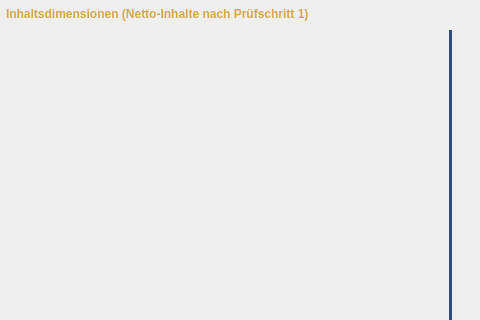
Qt form Structure/GUI/Section_Mod_Statistics_Content.ui (Looking4Git/Starfield_LOH) before a commit; both pictures show x 0 to 480 and y 0 to 320 of the 900 by 480 pixel window.
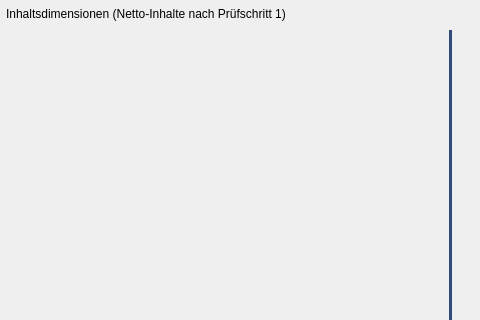
The same form after that commit.

Commit message: feat(ui): Standardisierung Inhaltsdiagramme, Theme-Tokens und polare Leader-Lines

Diff of the .ui file:
```diff
--- a/Structure/GUI/Section_Mod_Statistics_Content.ui
+++ b/Structure/GUI/Section_Mod_Statistics_Content.ui
@@ -36,9 +36,6 @@
     <layout class="QHBoxLayout" name="header_layout">
      <item>
       <widget class="QLabel" name="lbl_status">
-       <property name="styleSheet">
-        <string notr="true">color: #D7A64B; font-weight: bold; font-size: 12px;</string>
-       </property>
        <property name="text">
         <string>Inhaltsdimensionen (Netto-Inhalte nach Prüfschritt 1)</string>
        </property>
```
The commit also changes 5 other files.
